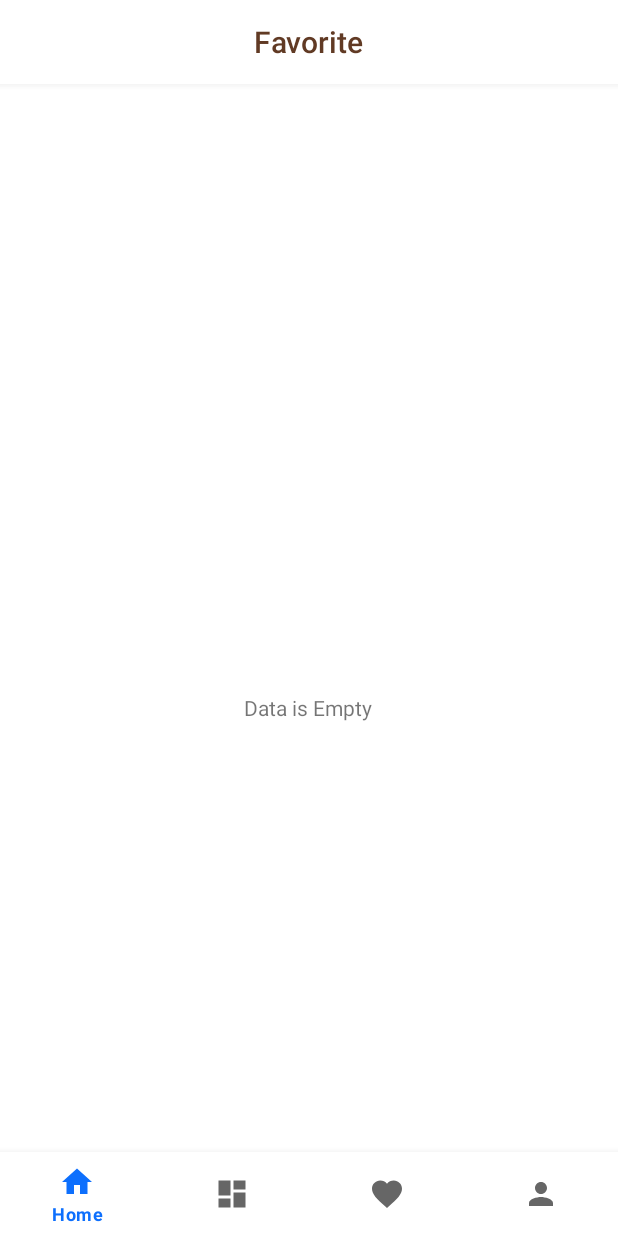
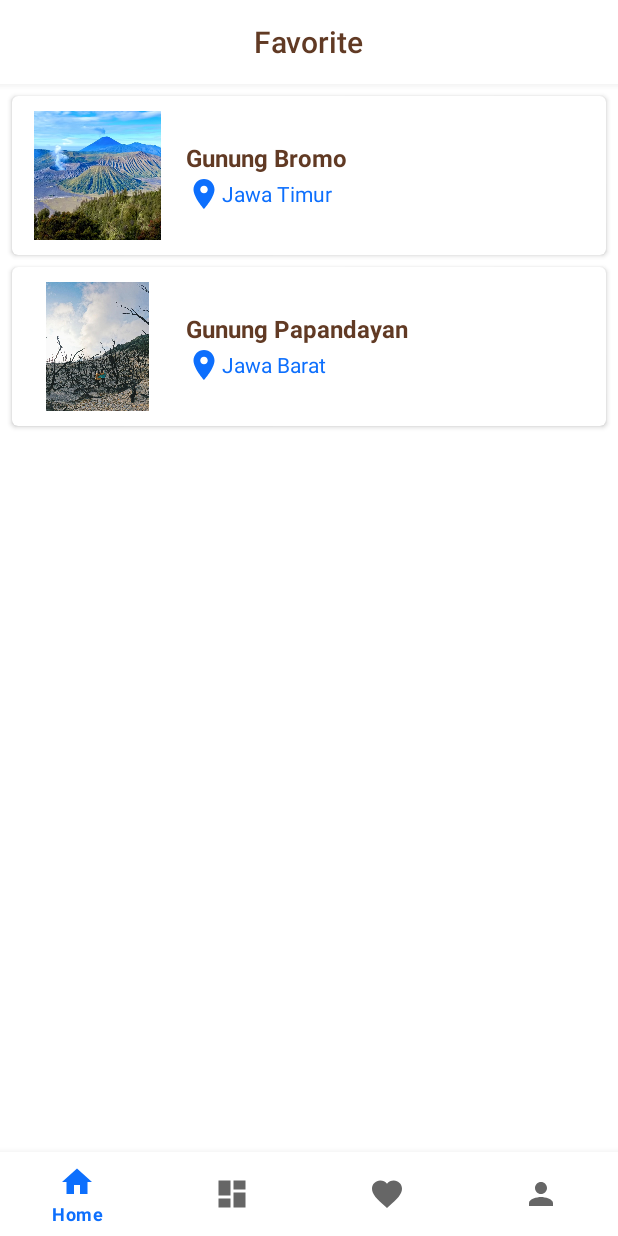
Before and after one commit to fadlinaufal06/Mountain-App, an Android app: the FavoriteFragment screen opened through its navigation route, on a phone screen of 412 x 824 dp. Run offline under Robolectric (Android 15) with nearby library versions, the phone set to English and light mode, and no system bars; our stand-ins replace navigation-ui; libraries missing offline, so code that uses them is left out: org.tensorflow.lite; pictures from the network do not load; 1 statement that could not run was skipped.

Commit message:
add beberapa favorit

```diff
--- /dev/null
+++ b/app/src/main/java/com/bangkit/mountainapp/data/local/FavoriteData.kt
@@ -0,0 +1,11 @@
+package com.bangkit.mountainapp.data.local
+
+import android.os.Parcelable
+import kotlinx.parcelize.Parcelize
+
+@Parcelize
+data class FavoriteData(
+    var favoritePhotoFeeds: Int,
+    var favoriteName: String,
+    var favoriteLocation: String,
+):Parcelable
--- a/app/src/main/java/com/bangkit/mountainapp/ui/favorite/FavoriteFragment.kt
+++ b/app/src/main/java/com/bangkit/mountainapp/ui/favorite/FavoriteFragment.kt
@@ -8,13 +8,21 @@ import android.widget.TextView
 import androidx.appcompat.app.AppCompatActivity
 import androidx.fragment.app.Fragment
 import androidx.lifecycle.ViewModelProvider
+import androidx.recyclerview.widget.LinearLayoutManager
+import androidx.recyclerview.widget.RecyclerView
+import com.bangkit.mountainapp.R
+import com.bangkit.mountainapp.data.local.FavoriteData
 import com.bangkit.mountainapp.databinding.FragmentFavoriteBinding
+import com.bangkit.mountainapp.ui.feeds.ListFeedAdapter
 import java.util.*
 
 
 class FavoriteFragment : Fragment() {
 
     private var _binding: FragmentFavoriteBinding? = null
+
+    private lateinit var rvFavorite: RecyclerView
+    private val list = ArrayList<FavoriteData>()
 
     // This property is only valid between onCreateView and
     // onDestroyView.
@@ -31,6 +39,11 @@ class FavoriteFragment : Fragment() {
         _binding = FragmentFavoriteBinding.inflate(inflater, container, false)
         val root: View = binding.root
 
+        rvFavorite = binding.rvUserfoll
+        rvFavorite.setHasFixedSize(true)
+
+        list.addAll(listFavorite)
+        showRecyclerList()
 
         return root
     }
@@ -45,6 +58,28 @@ class FavoriteFragment : Fragment() {
 
     }
 
+    private val listFavorite: ArrayList<FavoriteData>
+        get() {
+            val dataName = resources.getStringArray(R.array.mountain_favorite_name)
+            val dataDescription = resources.getStringArray(R.array.mountain_favorite_location)
+            val dataPhoto = resources.obtainTypedArray(R.array.favorite_photo)
+            val listFavorite = ArrayList<FavoriteData>()
+            for (i in dataName.indices) {
+                val favorit = FavoriteData(dataPhoto.getResourceId(i, -1), dataName[i], dataDescription[i] )
+                listFavorite.add(favorit)
+            }
+            return listFavorite
+        }
+
+    private fun showRecyclerList() {
+        binding.rvUserfoll.layoutManager = LinearLayoutManager(context)
+        val listHeroAdapter = ListFavoriteAdapter(list)
+        binding.rvUserfoll.adapter = listHeroAdapter
+    }
+
+
+
+
     override fun onDestroyView() {
         super.onDestroyView()
         _binding = null
--- /dev/null
+++ b/app/src/main/java/com/bangkit/mountainapp/ui/favorite/ListFavoriteAdapter.kt
@@ -0,0 +1,35 @@
+package com.bangkit.mountainapp.ui.favorite
+
+import android.view.LayoutInflater
+import android.view.View
+import android.view.ViewGroup
+import android.widget.ImageView
+import android.widget.TextView
+import androidx.recyclerview.widget.RecyclerView
+import com.bangkit.mountainapp.R
+import com.bangkit.mountainapp.data.local.FavoriteData
+import com.bangkit.mountainapp.data.local.GunungFeeds
+
+class ListFavoriteAdapter(private val listFavorite: ArrayList<FavoriteData>) : RecyclerView.Adapter<ListFavoriteAdapter.ListViewHolder>() {
+
+    override fun onCreateViewHolder(parent: ViewGroup, viewType: Int): ListViewHolder {
+        val view: View = LayoutInflater.from(parent.context).inflate(R.layout.item_row_list_mount, parent, false)
+        return ListViewHolder(view)
+
+    }
+
+    override fun onBindViewHolder(holder: ListViewHolder, position: Int) {
+        val (favoritePhoto, gunungName, gunungLocation) = listFavorite[position]
+        holder.imgPhoto.setImageResource(favoritePhoto)
+        holder.tvName.text = gunungName
+        holder.tvLocation.text = gunungLocation
+    }
+
+    override fun getItemCount(): Int = listFavorite.size
+
+    class ListViewHolder(itemView: View) : RecyclerView.ViewHolder(itemView) {
+        var imgPhoto: ImageView = itemView.findViewById(R.id.img_item_photo)
+        var tvName: TextView = itemView.findViewById(R.id.tv_item_username)
+        var tvLocation: TextView = itemView.findViewById(R.id.fav_location)
+    }
+}
--- a/app/src/main/java/com/bangkit/mountainapp/ui/profile/ProfileFragment.kt
+++ b/app/src/main/java/com/bangkit/mountainapp/ui/profile/ProfileFragment.kt
@@ -54,7 +54,7 @@ class ProfileFragment : Fragment() {
         }
 
         binding.clickYourAccount.setOnClickListener {
-            Toast.makeText(activity, "Masuk ke edit account", Toast.LENGTH_SHORT).show()
+            Toast.makeText(activity, "Fitur ini belum tersedia", Toast.LENGTH_SHORT).show()
         }
 
         binding.clickLanguage.setOnClickListener {
--- a/app/src/main/res/layout/fragment_favorite.xml
+++ b/app/src/main/res/layout/fragment_favorite.xml
@@ -69,5 +69,6 @@
         app:layout_constraintBottom_toBottomOf="parent"
         app:layout_constraintEnd_toEndOf="parent"
         app:layout_constraintStart_toStartOf="parent"
-        app:layout_constraintTop_toTopOf="parent" />
+        app:layout_constraintTop_toTopOf="parent"
+        android:visibility="gone"/>
 </androidx.constraintlayout.widget.ConstraintLayout>
--- a/app/src/main/res/layout/item_row_list_mount.xml
+++ b/app/src/main/res/layout/item_row_list_mount.xml
@@ -65,7 +65,8 @@
             android:textColor="@color/braindeis_blue"
             app:layout_constraintBottom_toBottomOf="@+id/ic_loc"
             app:layout_constraintStart_toEndOf="@+id/ic_loc"
-            app:layout_constraintTop_toTopOf="@+id/ic_loc" />
+            app:layout_constraintTop_toTopOf="@+id/ic_loc"
+            android:id="@+id/fav_location"/>
 
 
     </androidx.constraintlayout.widget.ConstraintLayout>
--- a/app/src/main/res/values/strings.xml
+++ b/app/src/main/res/values/strings.xml
@@ -104,4 +104,20 @@
         <item>@drawable/papandayan</item>
         <item>@drawable/ijen</item>
     </integer-array>
+
+
+    <integer-array name="favorite_photo">
+        <item>@drawable/bromo</item>
+        <item>@drawable/papandayan</item>
+    </integer-array>
+
+    <string-array name="mountain_favorite_name">
+        <item>Gunung Bromo</item>
+        <item>Gunung Papandayan</item>
+    </string-array>
+
+    <string-array name="mountain_favorite_location">
+        <item>Jawa Timur</item>
+        <item>Jawa Barat</item>
+    </string-array>
 </resources>
```
